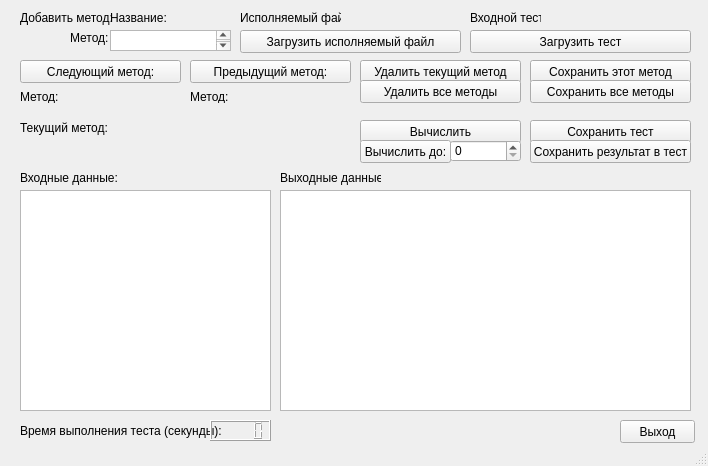
Above: design.ui from AZch/Data-decryption-system before the change. Below: the same form after it.
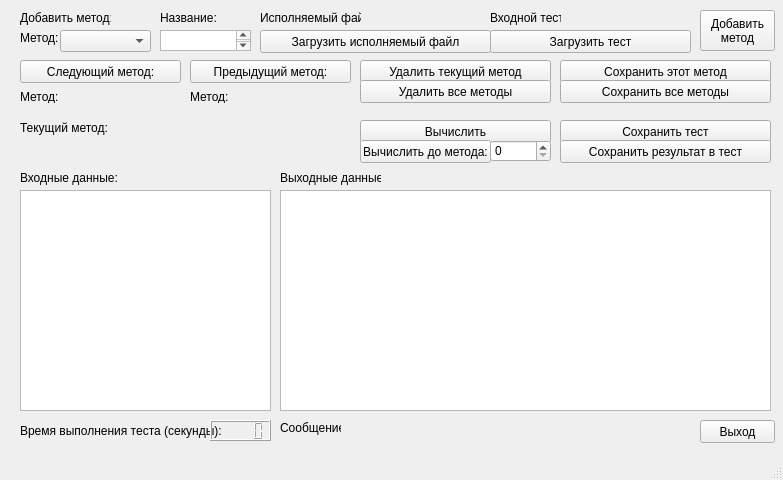
That is the form after the change.

Commit message: add calc, add, step (next, prev) for methods, save resTest and resTest to byte, add normal store testData

What changed in the file:
```diff
--- a/design.ui
+++ b/design.ui
@@ -6,8 +6,8 @@
    <rect>
     <x>0</x>
     <y>0</y>
-    <width>708</width>
-    <height>466</height>
+    <width>783</width>
+    <height>480</height>
    </rect>
   </property>
   <property name="windowTitle">
@@ -17,9 +17,9 @@
    <widget class="QPushButton" name="pushButton">
     <property name="geometry">
      <rect>
-      <x>240</x>
+      <x>260</x>
       <y>30</y>
-      <width>221</width>
+      <width>231</width>
       <height>23</height>
      </rect>
     </property>
@@ -43,7 +43,7 @@
    <widget class="QLabel" name="label_2">
     <property name="geometry">
      <rect>
-      <x>70</x>
+      <x>20</x>
       <y>30</y>
       <width>41</width>
       <height>16</height>
@@ -56,7 +56,7 @@
    <widget class="QLabel" name="label_3">
     <property name="geometry">
      <rect>
-      <x>110</x>
+      <x>160</x>
       <y>10</y>
       <width>61</width>
       <height>16</height>
@@ -69,7 +69,7 @@
    <widget class="QLabel" name="label_4">
     <property name="geometry">
      <rect>
-      <x>240</x>
+      <x>260</x>
       <y>10</y>
       <width>101</width>
       <height>16</height>
@@ -79,13 +79,13 @@
      <string>Исполняемый файл:</string>
     </property>
    </widget>
-   <widget class="QLabel" name="label_5">
+   <widget class="QLabel" name="lblExecFile">
     <property name="geometry">
      <rect>
-      <x>340</x>
+      <x>360</x>
       <y>10</y>
-      <width>121</width>
-      <height>16</height>
+      <width>131</width>
+      <height>20</height>
      </rect>
     </property>
     <property name="text">
@@ -95,7 +95,7 @@
    <widget class="QLabel" name="label_6">
     <property name="geometry">
      <rect>
-      <x>470</x>
+      <x>490</x>
       <y>10</y>
       <width>71</width>
       <height>16</height>
@@ -108,9 +108,9 @@
    <widget class="QLabel" name="label_7">
     <property name="geometry">
      <rect>
-      <x>550</x>
+      <x>570</x>
       <y>10</y>
-      <width>141</width>
+      <width>121</width>
       <height>20</height>
      </rect>
     </property>
@@ -121,9 +121,9 @@
    <widget class="QTextEdit" name="textEdit">
     <property name="geometry">
      <rect>
-      <x>110</x>
+      <x>160</x>
       <y>30</y>
-      <width>121</width>
+      <width>91</width>
       <height>21</height>
      </rect>
     </property>
@@ -131,9 +131,9 @@
    <widget class="QPushButton" name="pushButton_2">
     <property name="geometry">
      <rect>
-      <x>470</x>
+      <x>490</x>
       <y>30</y>
-      <width>221</width>
+      <width>201</width>
       <height>23</height>
      </rect>
     </property>
@@ -156,7 +156,7 @@
      <rect>
       <x>280</x>
       <y>190</y>
-      <width>411</width>
+      <width>491</width>
       <height>221</height>
      </rect>
     </property>
@@ -192,7 +192,7 @@
      <rect>
       <x>360</x>
       <y>60</y>
-      <width>161</width>
+      <width>191</width>
       <height>23</height>
      </rect>
     </property>
@@ -205,7 +205,7 @@
      <rect>
       <x>360</x>
       <y>80</y>
-      <width>161</width>
+      <width>191</width>
       <height>23</height>
      </rect>
     </property>
@@ -216,9 +216,9 @@
    <widget class="QPushButton" name="pushButton_7">
     <property name="geometry">
      <rect>
-      <x>530</x>
+      <x>560</x>
       <y>60</y>
-      <width>161</width>
+      <width>211</width>
       <height>23</height>
      </rect>
     </property>
@@ -229,9 +229,9 @@
    <widget class="QPushButton" name="pushButton_8">
     <property name="geometry">
      <rect>
-      <x>530</x>
+      <x>560</x>
       <y>80</y>
-      <width>161</width>
+      <width>211</width>
       <height>23</height>
      </rect>
     </property>
@@ -322,7 +322,7 @@
      <rect>
       <x>360</x>
       <y>120</y>
-      <width>161</width>
+      <width>191</width>
       <height>23</height>
      </rect>
     </property>
@@ -333,9 +333,9 @@
    <widget class="QPushButton" name="pushButton_10">
     <property name="geometry">
      <rect>
-      <x>530</x>
+      <x>560</x>
       <y>120</y>
-      <width>161</width>
+      <width>211</width>
       <height>23</height>
      </rect>
     </property>
@@ -346,9 +346,9 @@
    <widget class="QPushButton" name="pushButton_11">
     <property name="geometry">
      <rect>
-      <x>530</x>
+      <x>560</x>
       <y>140</y>
-      <width>161</width>
+      <width>211</width>
       <height>23</height>
      </rect>
     </property>
@@ -361,20 +361,20 @@
      <rect>
       <x>360</x>
       <y>140</y>
-      <width>91</width>
+      <width>131</width>
       <height>23</height>
      </rect>
     </property>
     <property name="text">
-     <string>Вычислить до:</string>
+     <string>Вычислить до метода:</string>
     </property>
    </widget>
    <widget class="QSpinBox" name="spinBox">
     <property name="geometry">
      <rect>
-      <x>450</x>
+      <x>490</x>
       <y>140</y>
-      <width>71</width>
+      <width>61</width>
       <height>22</height>
      </rect>
     </property>
@@ -411,7 +411,7 @@
    <widget class="QPushButton" name="pushButton_13">
     <property name="geometry">
      <rect>
-      <x>620</x>
+      <x>700</x>
       <y>420</y>
       <width>75</width>
       <height>23</height>
@@ -444,6 +444,66 @@
      </rect>
     </property>
    </widget>
+   <widget class="QLabel" name="label_5">
+    <property name="geometry">
+     <rect>
+      <x>280</x>
+      <y>420</y>
+      <width>61</width>
+      <height>16</height>
+     </rect>
+    </property>
+    <property name="text">
+     <string>Сообщение:</string>
+    </property>
+   </widget>
+   <widget class="QLabel" name="lblMsg">
+    <property name="geometry">
+     <rect>
+      <x>350</x>
+      <y>420</y>
+      <width>341</width>
+      <height>20</height>
+     </rect>
+    </property>
+    <property name="text">
+     <string/>
+    </property>
+   </widget>
+   <widget class="QPushButton" name="btnAddMethod">
+    <property name="geometry">
+     <rect>
+      <x>700</x>
+      <y>10</y>
+      <width>75</width>
+      <height>41</height>
+     </rect>
+    </property>
+    <property name="text">
+     <string>Добавить 
+метод</string>
+    </property>
+   </widget>
+   <widget class="QComboBox" name="cmbMethods">
+    <property name="geometry">
+     <rect>
+      <x>60</x>
+      <y>30</y>
+      <width>91</width>
+      <height>22</height>
+     </rect>
+    </property>
+   </widget>
+   <widget class="QTextBrowser" name="txtRes">
+    <property name="geometry">
+     <rect>
+      <x>280</x>
+      <y>190</y>
+      <width>491</width>
+      <height>221</height>
+     </rect>
+    </property>
+   </widget>
   </widget>
   <widget class="QMenuBar" name="menubar">
    <property name="geometry">
```
Left out of the diff: 44 changed lines with no effect on the pictures. The commit also changes 22 other files.
